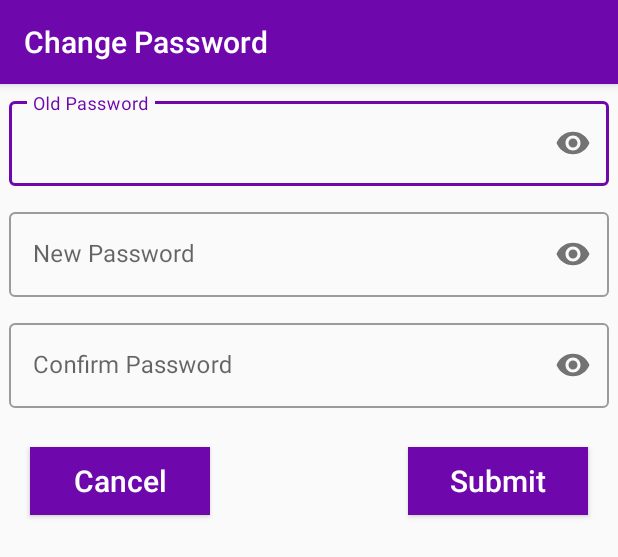
After one commit to ashok1708/BlooDon, an Android app: the layout layout_password.xml on its own in the app's theme, with its tools: preview values and no code run, on a phone screen of 412 x 824 dp. The commit adds this screen. Shown: the top 557 px of the screen. Run offline under Robolectric (Android 15) with nearby library versions, the phone set to English and light mode, and no system bars.

Commit message:
fixed UI bugs

```diff
--- a/app/build.gradle
+++ b/app/build.gradle
@@ -30,6 +30,7 @@ dependencies {
     implementation 'androidx.appcompat:appcompat:1.1.0'
     implementation 'androidx.constraintlayout:constraintlayout:1.1.3'
     implementation 'com.google.firebase:firebase-database:19.3.0'
+    implementation 'com.google.firebase:firebase-core:17.4.0'
     testImplementation 'junit:junit:4.12'
     androidTestImplementation 'androidx.test.ext:junit:1.1.1'
     androidTestImplementation 'androidx.test.espresso:espresso-core:3.2.0'
--- a/app/src/main/java/com/ashokcouhan/blooduser/fragments/HomeFragment.java
+++ b/app/src/main/java/com/ashokcouhan/blooduser/fragments/HomeFragment.java
@@ -102,8 +102,6 @@ public class HomeFragment extends Fragment {
     layoutManager= new LinearLayoutManager(getContext());
     recycler_menu.setLayoutManager(layoutManager);
 
-    post.keepSynced(false);
-
 
     swipeRefreshLayout.setOnRefreshListener(new SwipeRefreshLayout.OnRefreshListener() {
       @Override
--- a/app/src/main/java/com/ashokcouhan/blooduser/fragments/ProfileFragment.java
+++ b/app/src/main/java/com/ashokcouhan/blooduser/fragments/ProfileFragment.java
@@ -110,6 +110,7 @@ public class ProfileFragment extends Fragment {
             case R.id.edtProfile:{
                 Intent intent=new Intent(getContext(), EditProfile.class);
                 startActivity(intent);
+                break;
             }
           case R.id.logout:{
 
@@ -118,6 +119,7 @@ public class ProfileFragment extends Fragment {
                        Intent mainIntent = new Intent(getContext(), Login.class);
                        mainIntent.addFlags(Intent.FLAG_ACTIVITY_NEW_TASK | Intent.FLAG_ACTIVITY_CLEAR_TASK );
                        startActivity(mainIntent);
+                       break;
           }
         }
         return false;
--- /dev/null
+++ b/app/src/main/res/layout/layout_password.xml
@@ -0,0 +1,115 @@
+<?xml version="1.0" encoding="utf-8"?>
+<RelativeLayout
+    xmlns:android="http://schemas.android.com/apk/res/android"
+    android:layout_width="match_parent"
+    android:layout_height="wrap_content"
+    xmlns:app="http://schemas.android.com/apk/res-auto">
+
+    <com.google.android.material.appbar.AppBarLayout
+        android:id="@+id/appBarLayout"
+        android:background="@color/primaryTextColor"
+        android:layout_width="match_parent"
+        android:layout_height="wrap_content">
+
+        <androidx.appcompat.widget.Toolbar
+            android:id="@+id/toolbar_edit"
+            android:layout_width="wrap_content"
+            android:layout_height="?attr/actionBarSize"
+            android:background="?attr/colorAccent"
+            app:title="Change Password"
+
+            app:titleTextColor="@color/whiteCardColor"
+
+            />
+    </com.google.android.material.appbar.AppBarLayout>
+
+
+    <RelativeLayout
+        android:layout_below="@id/appBarLayout"
+        android:layout_width="wrap_content"
+        android:layout_height="wrap_content"
+        >
+        <com.google.android.material.textfield.TextInputLayout
+            android:id="@+id/textInputAdrees"
+            android:layout_width="match_parent"
+            android:layout_height="wrap_content"
+            app:passwordToggleEnabled="true"
+            app:passwordToggleTintMode="multiply"
+            style="@style/Widget.MaterialComponents.TextInputLayout.OutlinedBox"
+            android:layout_margin="6dp"
+            >
+            <EditText
+                android:id="@+id/edtOldPass"
+                style="@style/modifiedEditText"
+                android:hint="Old Password"
+                android:inputType="textPassword"/>
+        </com.google.android.material.textfield.TextInputLayout>
+
+        <com.google.android.material.textfield.TextInputLayout
+            android:id="@+id/textInputAdrees2"
+            android:layout_width="match_parent"
+            android:layout_height="wrap_content"
+            android:layout_below="@id/textInputAdrees"
+            app:passwordToggleEnabled="true"
+            app:passwordToggleTintMode="multiply"
+            style="@style/Widget.MaterialComponents.TextInputLayout.OutlinedBox"
+            android:layout_margin="6dp"
+            >
+            <EditText
+                android:id="@+id/edtNewPass"
+                style="@style/modifiedEditText"
+                android:hint="New Password"
+                android:inputType="textPassword"/>
+        </com.google.android.material.textfield.TextInputLayout>
+
+        <com.google.android.material.textfield.TextInputLayout
+            android:id="@+id/textInputAdrees3"
+            android:layout_width="match_parent"
+            android:layout_height="wrap_content"
+            android:layout_below="@id/textInputAdrees2"
+            app:passwordToggleEnabled="true"
+            app:passwordToggleTintMode="multiply"
+            style="@style/Widget.MaterialComponents.TextInputLayout.OutlinedBox"
+            android:layout_margin="6dp"
+            >
+            <EditText
+                android:id="@+id/edtConPass"
+                style="@style/modifiedEditText"
+                android:hint="Confirm Password"
+                android:inputType="textPassword"/>
+        </com.google.android.material.textfield.TextInputLayout>
+
+
+
+        <Button
+            android:layout_below="@id/textInputAdrees3"
+            android:id="@+id/btnCancel"
+            android:layout_width="120dp"
+            android:layout_height="45dp"
+            android:background="@color/primaryTextColor"
+            android:textColor="@color/whiteTextColor"
+            android:text="Cancel"
+            android:textSize="20dp"
+            android:textAllCaps="false"
+            android:layout_gravity="center_horizontal"
+            android:layout_margin="20dp"/>
+
+        <Button
+            android:layout_below="@id/textInputAdrees3"
+            android:id="@+id/btnSbmt"
+            android:layout_width="120dp"
+            android:layout_height="45dp"
+            android:background="@color/primaryTextColor"
+            android:textColor="@color/whiteTextColor"
+
+            android:text="Submit"
+            android:textSize="20dp"
+            android:textAllCaps="false"
+            android:layout_alignParentEnd="true"
+            android:layout_gravity="center_horizontal"
+            android:layout_margin="20dp"/>
+
+    </RelativeLayout>
+
+
+</RelativeLayout>
```
Also changed, not shown: app/src/main/java/com/ashokcouhan/blooduser/EditProfile.java (+220 -0 lines), app/src/main/java/com/ashokcouhan/blooduser/Login.java (+40 -2 lines), app/src/main/res/drawable/ic_update_black_24dp.xml (added, +9 -0 lines), app/src/main/res/layout/layout_profile.xml (+8 -22 lines).
